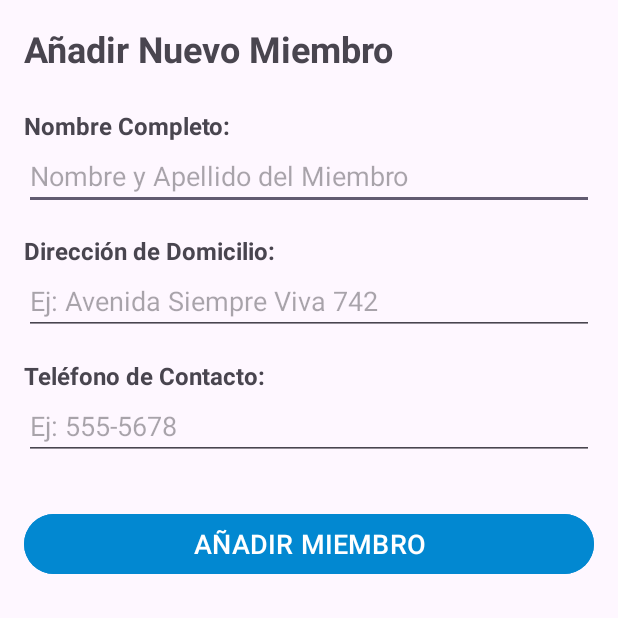
After one commit to FabricioG2022/MiPrimeraApp, an Android app: the AddMiembroActivity screen opened directly, with no data from a screen before it, on a phone screen of 412 x 824 dp, the top half of it. The commit adds this screen. Run offline under Robolectric (Android 15) with nearby library versions, the phone set to English and light mode, and no system bars.

Commit message:
feat: Se agrego el boton fab para agregar nuevo miembro con las activitis respectivas

```diff
--- a/app/src/main/AndroidManifest.xml
+++ b/app/src/main/AndroidManifest.xml
@@ -29,6 +29,7 @@
         <activity android:name=".DetalleMiembroActivity" />
         <activity android:name=".RegistrarVisitaActivity" />
         <activity android:name=".EditarMiembroActivity" />
+        <activity android:name=".AddMiembroActivity" />
     </application>
 
 </manifest>
--- /dev/null
+++ b/app/src/main/java/com/fabricodedev/myapplication/AddMiembroActivity.java
@@ -0,0 +1,51 @@
+package com.fabricodedev.myapplication;
+
+import android.os.Bundle;
+import android.widget.Button;
+import android.widget.EditText;
+import android.widget.Toast;
+
+import androidx.appcompat.app.AppCompatActivity;
+
+import com.fabricodedev.myapplication.utils.UserManager;
+
+public class AddMiembroActivity extends AppCompatActivity {
+
+    private EditText etNombre, etDireccion, etTelefono;
+    private Button btnGuardar;
+
+    @Override
+    protected void onCreate(Bundle savedInstanceState) {
+        super.onCreate(savedInstanceState);
+        setContentView(R.layout.activity_add_miembro);
+
+        // 1. Referencias a vistas
+        etNombre = findViewById(R.id.et_add_nombre);
+        etDireccion = findViewById(R.id.et_add_direccion);
+        etTelefono = findViewById(R.id.et_add_telefono);
+        btnGuardar = findViewById(R.id.btn_guardar_nuevo);
+
+        // 2. Configurar Listener
+        btnGuardar.setOnClickListener(v -> guardarNuevoMiembro());
+    }
+
+    private void guardarNuevoMiembro() {
+        String nombre = etNombre.getText().toString().trim();
+        String direccion = etDireccion.getText().toString().trim();
+        String telefono = etTelefono.getText().toString().trim();
+
+        // Validación básica
+        if (nombre.isEmpty() || direccion.isEmpty() || telefono.isEmpty()) {
+            Toast.makeText(this, "Todos los campos son obligatorios.", Toast.LENGTH_LONG).show();
+            return;
+        }
+
+        // Llamar al método de creación del Singleton
+        UserManager.getInstance().addMiembro(nombre, direccion, telefono);
+
+        Toast.makeText(this, nombre + " ha sido añadido a la congregación.", Toast.LENGTH_LONG).show();
+
+        // Cerrar la actividad para volver a la lista (MiembrosActivity se recargará en onResume)
+        finish();
+    }
+}
--- a/app/src/main/java/com/fabricodedev/myapplication/MiembrosActivity.java
+++ b/app/src/main/java/com/fabricodedev/myapplication/MiembrosActivity.java
@@ -46,8 +46,8 @@ public class MiembrosActivity extends AppCompatActivity implements MiembroAdapte
 
         // Configurar el FAB para añadir un nuevo miembro
         findViewById(R.id.fab_add_miembro).setOnClickListener(v -> {
-            // TODO: Crear y lanzar AddMiembroActivity
-            Toast.makeText(this, "Abriendo formulario para nuevo miembro", Toast.LENGTH_SHORT).show();
+            Intent intent = new Intent(this, AddMiembroActivity.class);
+            startActivity(intent);
         });
     }
 
--- a/app/src/main/java/com/fabricodedev/myapplication/utils/UserManager.java
+++ b/app/src/main/java/com/fabricodedev/myapplication/utils/UserManager.java
@@ -44,9 +44,25 @@ public class UserManager {
                 "María Gómez",
                 "Avenida Siempre Viva 742",
                 "555-5678");
-        m2.setUltimaVisita("01-08-2025"); // Necesita visita urgente
+        m2.setUltimaVisita("01-08-2025");
         m2.setEstadoEspiritual("Rojo");
         congregacion.put(m2.getId(), m2);
+        // Miembro 3
+        Miembro m3 = new Miembro(UUID.randomUUID().toString(),
+                "Luis Segovia",
+                "Sarmiento 932",
+                "589-2587");
+        m2.setUltimaVisita("30-10-2025");
+        m2.setEstadoEspiritual("Amarillo");
+        congregacion.put(m3.getId(), m3);
+        // Miembro 4
+        Miembro m4 = new Miembro(UUID.randomUUID().toString(),
+                "Emanuel Bilbao",
+                "3 de Febrero 555",
+                "986-2587");
+        m2.setUltimaVisita("17-09-2025");
+        m2.setEstadoEspiritual("Verde");
+        congregacion.put(m4.getId(), m4);
     }
 
     public static synchronized UserManager getInstance() {
@@ -88,11 +104,20 @@ public class UserManager {
     }
 
     // 3. Crear un nuevo miembro
+    public void addMiembro(String nombre, String direccion, String telefono) {
+        // Generar un ID único
+        String newId = UUID.randomUUID().toString();
+
+        // Crear el objeto Miembro usando el constructor
+        Miembro nuevoMiembro = new Miembro(newId, nombre, direccion, telefono);
+
+        // Almacenar el miembro en el mapa
+        congregacion.put(newId, nuevoMiembro);
+    }
     public void addMiembro(Miembro nuevoMiembro) {
         // Generar un ID único antes de guardarlo
         congregacion.put(nuevoMiembro.getId(), nuevoMiembro);
     }
-
     /**
      * 4. Lógica para EDITAR/ACTUALIZAR un miembro existente.
      * @param id El ID del miembro a actualizar.
--- /dev/null
+++ b/app/src/main/res/layout/activity_add_miembro.xml
@@ -0,0 +1,73 @@
+<?xml version="1.0" encoding="utf-8"?>
+<ScrollView xmlns:android="http://schemas.android.com/apk/res/android"
+    xmlns:tools="http://schemas.android.com/tools"
+    android:layout_width="match_parent"
+    android:layout_height="match_parent"
+    tools:context=".AddMiembroActivity">
+
+    <LinearLayout
+        android:layout_width="match_parent"
+        android:layout_height="wrap_content"
+        android:orientation="vertical"
+        android:padding="16dp">
+
+        <TextView
+            android:layout_width="wrap_content"
+            android:layout_height="wrap_content"
+            android:text="Añadir Nuevo Miembro"
+            android:textSize="24sp"
+            android:textStyle="bold"
+            android:layout_marginBottom="24dp"/>
+
+        <TextView
+            android:layout_width="wrap_content"
+            android:layout_height="wrap_content"
+            android:text="Nombre Completo:"
+            android:textSize="16sp"
+            android:textStyle="bold"/>
+        <EditText
+            android:id="@+id/et_add_nombre"
+            android:layout_width="match_parent"
+            android:layout_height="wrap_content"
+            android:hint="Nombre y Apellido del Miembro"
+            android:inputType="textPersonName"
+            android:layout_marginBottom="16dp"/>
+
+        <TextView
+            android:layout_width="wrap_content"
+            android:layout_height="wrap_content"
+            android:text="Dirección de Domicilio:"
+            android:textSize="16sp"
+            android:textStyle="bold"/>
+        <EditText
+            android:id="@+id/et_add_direccion"
+            android:layout_width="match_parent"
+            android:layout_height="wrap_content"
+            android:hint="Ej: Avenida Siempre Viva 742"
+            android:inputType="textPostalAddress"
+            android:layout_marginBottom="16dp"/>
+
+        <TextView
+            android:layout_width="wrap_content"
+            android:layout_height="wrap_content"
+            android:text="Teléfono de Contacto:"
+            android:textSize="16sp"
+            android:textStyle="bold"/>
+        <EditText
+            android:id="@+id/et_add_telefono"
+            android:layout_width="match_parent"
+            android:layout_height="wrap_content"
+            android:hint="Ej: 555-5678"
+            android:inputType="phone"
+            android:layout_marginBottom="32dp"/>
+
+        <Button
+            android:id="@+id/btn_guardar_nuevo"
+            android:layout_width="match_parent"
+            android:layout_height="wrap_content"
+            android:text="AÑADIR MIEMBRO"
+            android:backgroundTint="#0288D1"
+            android:textSize="18sp"/>
+
+    </LinearLayout>
+</ScrollView>
```
